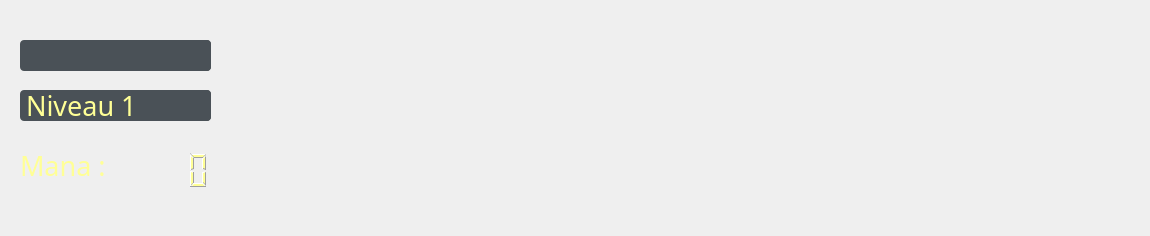
The window that ui/editor.ui (ThomasTab/Maerthan-Arcane-Editor) describes before a commit, drawn with Qt 5.
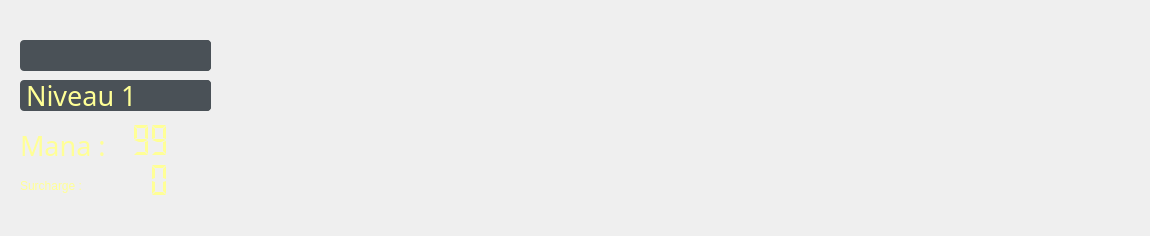
The same window after the commit. Icons and pictures are not drawn.

Commit message: Added overload indicator

Diff of the .ui file:
```diff
--- a/ui/editor.ui
+++ b/ui/editor.ui
@@ -21,7 +21,7 @@
 	background-image: url(:/image/background_editor.png);
 }
 
-#comboBoxElement,#comboBoxMastery,#label,#lcdNumberCost{
+#comboBoxElement,#comboBoxMastery,#labelMana,#labelOverload,#lcdNumberCost,#lcdNumberOverload{
 	font: 20pt &quot;Monotype Corsiva&quot;;
 	color: rgb(255, 255, 150);
 }
@@ -30,7 +30,7 @@
 {
     background-color: #4a5157;
     padding-left: 6px;
-    color: #fff;
+    color:  rgb(255, 255, 150);
     height: 20px;
 	border-radius: 4px;
 
@@ -49,7 +49,7 @@
 QComboBox:on
 {
     background-color: #4a5157;
-	color: #fff;
+	color:  rgb(255, 255, 150);
 
 }
 
@@ -57,9 +57,9 @@
 QComboBox QAbstractItemView
 {
     background-color: #4a5157;
-    color: #fff;
-    selection-background-color: #002b2b;
-	selection-color: #fff;
+    color:  rgb(255, 255, 150);
+    selection-background-color: #34383d;
+	selection-color:  rgb(255, 255, 150);
     outline: 0;
 
 }
@@ -78,7 +78,6 @@
 
 QComboBox::down-arrow
 {
-    image: url(://arrow-down.png);
     width: 8px;
     height: 8px;
 
@@ -111,7 +110,7 @@
     <property name="geometry">
      <rect>
       <x>20</x>
-      <y>90</y>
+      <y>80</y>
       <width>191</width>
       <height>31</height>
      </rect>
@@ -155,9 +154,9 @@
    <widget class="QLCDNumber" name="lcdNumberCost">
     <property name="geometry">
      <rect>
-      <x>110</x>
-      <y>150</y>
-      <width>101</width>
+      <x>130</x>
+      <y>120</y>
+      <width>41</width>
       <height>41</height>
      </rect>
     </property>
@@ -185,14 +184,26 @@
     <property name="smallDecimalPoint">
      <bool>false</bool>
     </property>
+    <property name="digitCount">
+     <number>2</number>
+    </property>
+    <property name="mode">
+     <enum>QLCDNumber::Dec</enum>
+    </property>
+    <property name="segmentStyle">
+     <enum>QLCDNumber::Flat</enum>
+    </property>
+    <property name="intValue" stdset="0">
+     <number>99</number>
+    </property>
    </widget>
-   <widget class="QLabel" name="label">
+   <widget class="QLabel" name="labelMana">
     <property name="geometry">
      <rect>
       <x>20</x>
-      <y>140</y>
+      <y>130</y>
       <width>91</width>
-      <height>51</height>
+      <height>31</height>
      </rect>
     </property>
     <property name="font">
@@ -208,6 +219,44 @@
      <string>Mana :</string>
     </property>
    </widget>
+   <widget class="QLabel" name="labelOverload">
+    <property name="geometry">
+     <rect>
+      <x>20</x>
+      <y>170</y>
+      <width>111</width>
+      <height>31</height>
+     </rect>
+    </property>
+    <property name="text">
+     <string>Surcharge :</string>
+    </property>
+   </widget>
+   <widget class="QLCDNumber" name="lcdNumberOverload">
+    <property name="geometry">
+     <rect>
+      <x>130</x>
+      <y>160</y>
+      <width>41</width>
+      <height>41</height>
+     </rect>
+    </property>
+    <property name="frameShape">
+     <enum>QFrame::NoFrame</enum>
+    </property>
+    <property name="frameShadow">
+     <enum>QFrame::Sunken</enum>
+    </property>
+    <property name="lineWidth">
+     <number>5</number>
+    </property>
+    <property name="digitCount">
+     <number>2</number>
+    </property>
+    <property name="segmentStyle">
+     <enum>QLCDNumber::Flat</enum>
+    </property>
+   </widget>
   </widget>
  </widget>
  <resources>
```
The commit also changes 4 other files.
